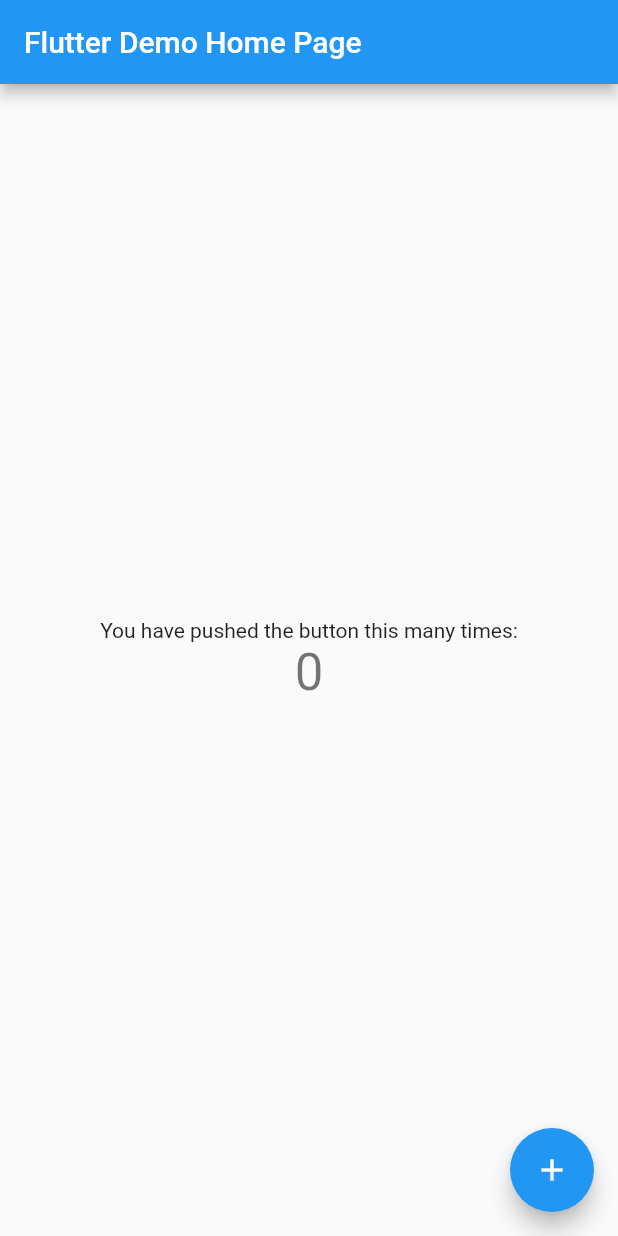
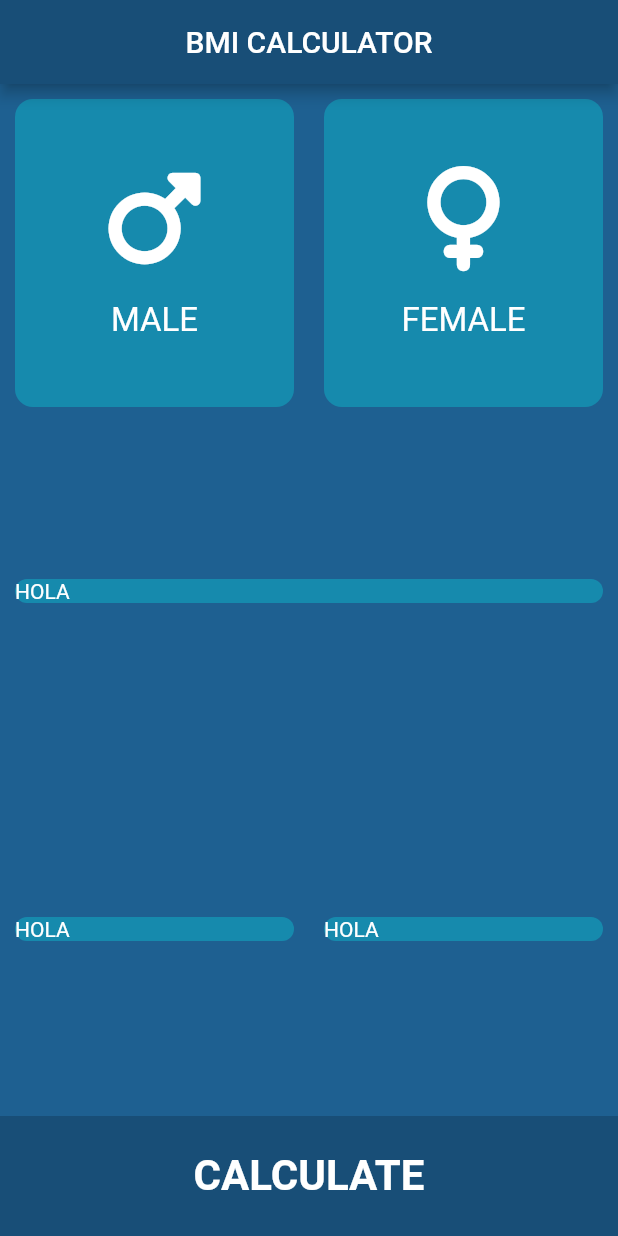
Before and after one commit to RevengeHunter/flutter_codigo5_bmi, a Flutter app: the screen it shows after launch, on a phone screen of 412 x 824 dp. Run offline on Flutter 3.47's test engine with Material 2 defaults, Android fonts, the phone set to English and light mode, and no system bars; our stand-ins replace font_awesome_flutter.

Commit message:
The widget class is implemented in another file and used in the main file.

```diff
--- a/lib/main.dart
+++ b/lib/main.dart
@@ -1,115 +1,28 @@
+import 'package:flutter/cupertino.dart';
 import 'package:flutter/material.dart';
+import 'pages/input_page.dart';
 
-void main() {
-  runApp(const MyApp());
+void main(){
+  runApp(MyApp());
 }
 
 class MyApp extends StatelessWidget {
   const MyApp({Key? key}) : super(key: key);
 
-  // This widget is the root of your application.
   @override
   Widget build(BuildContext context) {
     return MaterialApp(
-      title: 'Flutter Demo',
-      theme: ThemeData(
-        // This is the theme of your application.
-        //
-        // Try running your application with "flutter run". You'll see the
-        // application has a blue toolbar. Then, without quitting the app, try
-        // changing the primarySwatch below to Colors.green and then invoke
-        // "hot reload" (press "r" in the console where you ran "flutter run",
-        // or simply save your changes to "hot reload" in a Flutter IDE).
-        // Notice that the counter didn't reset back to zero; the application
-        // is not restarted.
-        primarySwatch: Colors.blue,
+      debugShowCheckedModeBanner: false,
+      //Nombre de la aplicacion
+      title: "BMI CALCULATOR",
+      //Se crea un clon para poder editar
+      theme: ThemeData.dark().copyWith(
+        appBarTheme: const AppBarTheme(
+          backgroundColor: Color(0xff184e77),
+        ),
+        scaffoldBackgroundColor: Color(0xff1e6091),
       ),
-      home: const MyHomePage(title: 'Flutter Demo Home Page'),
+      home: InputPage(),
     );
   }
 }
-
-class MyHomePage extends StatefulWidget {
-  const MyHomePage({Key? key, required this.title}) : super(key: key);
-
-  // This widget is the home page of your application. It is stateful, meaning
-  // that it has a State object (defined below) that contains fields that affect
-  // how it looks.
-
-  // This class is the configuration for the state. It holds the values (in this
-  // case the title) provided by the parent (in this case the App widget) and
-  // used by the build method of the State. Fields in a Widget subclass are
-  // always marked "final".
-
-  final String title;
-
-  @override
-  State<MyHomePage> createState() => _MyHomePageState();
-}
-
-class _MyHomePageState extends State<MyHomePage> {
-  int _counter = 0;
-
-  void _incrementCounter() {
-    setState(() {
-      // This call to setState tells the Flutter framework that something has
-      // changed in this State, which causes it to rerun the build method below
-      // so that the display can reflect the updated values. If we changed
-      // _counter without calling setState(), then the build method would not be
-      // called again, and so nothing would appear to happen.
-      _counter++;
-    });
-  }
-
-  @override
-  Widget build(BuildContext context) {
-    // This method is rerun every time setState is called, for instance as done
-    // by the _incrementCounter method above.
-    //
-    // The Flutter framework has been optimized to make rerunning build methods
-    // fast, so that you can just rebuild anything that needs updating rather
-    // than having to individually change instances of widgets.
-    return Scaffold(
-      appBar: AppBar(
-        // Here we take the value from the MyHomePage object that was created by
-        // the App.build method, and use it to set our appbar title.
-        title: Text(widget.title),
-      ),
-      body: Center(
-        // Center is a layout widget. It takes a single child and positions it
-        // in the middle of the parent.
-        child: Column(
-          // Column is also a layout widget. It takes a list of children and
-          // arranges them vertically. By default, it sizes itself to fit its
-          // children horizontally, and tries to be as tall as its parent.
-          //
-          // Invoke "debug painting" (press "p" in the console, choose the
-          // "Toggle Debug Paint" action from the Flutter Inspector in Android
-          // Studio, or the "Toggle Debug Paint" command in Visual Studio Code)
-          // to see the wireframe for each widget.
-          //
-          // Column has various properties to control how it sizes itself and
-          // how it positions its children. Here we use mainAxisAlignment to
-          // center the children vertically; the main axis here is the vertical
-          // axis because Columns are vertical (the cross axis would be
-          // horizontal).
-          mainAxisAlignment: MainAxisAlignment.center,
-          children: <Widget>[
-            const Text(
-              'You have pushed the button this many times:',
-            ),
-            Text(
-              '$_counter',
-              style: Theme.of(context).textTheme.headline4,
-            ),
-          ],
-        ),
-      ),
-      floatingActionButton: FloatingActionButton(
-        onPressed: _incrementCounter,
-        tooltip: 'Increment',
-        child: const Icon(Icons.add),
-      ), // This trailing comma makes auto-formatting nicer for build methods.
-    );
-  }
-}
--- /dev/null
+++ b/lib/pages/input_page.dart
@@ -0,0 +1,91 @@
+import 'package:flutter/material.dart';
+import 'package:font_awesome_flutter/font_awesome_flutter.dart';
+
+import '../widgets.dart';
+
+class InputPage extends StatelessWidget {
+  const InputPage({Key? key}) : super(key: key);
+
+  @override
+  Widget build(BuildContext context) {
+    return Scaffold(
+      appBar: AppBar(
+        //backgroundColor: Colors.blueAccent,
+        title: Text("BMI CALCULATOR"),
+        centerTitle: true,
+      ),
+      body: Column(
+        children: [
+          //Primera Fila
+          Expanded(
+            child: Row(
+              children: [
+                Expanded(
+                  child: ReusableCard(
+                    childCard: IconContent(textIcon: 'MALE',icon: FontAwesomeIcons.mars,),
+                  ),
+                ),
+                Expanded(
+                  child: ReusableCard(
+                      childCard: IconContent(textIcon: 'FEMALE',icon: FontAwesomeIcons.venus,),
+                  ),
+                ),
+              ],
+            ),
+          ),
+          //Segunda Fila
+          Expanded(
+            child: Row(
+              children: [
+                Expanded(
+                  child: ReusableCard(
+                    childCard: Text(
+                      "HOLA",
+                    ),
+                  ),
+                ),
+              ],
+            ),
+          ),
+          //Tercera Fila
+          Expanded(
+            child: Row(
+              children: [
+                Expanded(
+                  child: ReusableCard(
+                    childCard: Text(
+                      "HOLA",
+                    ),
+                  ),
+                ),
+                Expanded(
+                  child: ReusableCard(
+                    childCard: Text(
+                      "HOLA",
+                    ),
+                  ),
+                ),
+              ],
+            ),
+          ),
+          Container(
+            height: 80.0,
+            width: double.infinity,
+            margin: const EdgeInsets.only(
+              top: 12,
+            ),
+            color: const Color(0xff184e77),
+            alignment: Alignment.center,
+            child: Text(
+              "CALCULATE",
+              style: TextStyle(
+                fontSize: 28.0,
+                fontWeight: FontWeight.bold,
+              ),
+            ),
+          ),
+        ],
+      ),
+    );
+  }
+}
--- /dev/null
+++ b/lib/widgets.dart
@@ -0,0 +1,45 @@
+import 'package:flutter/cupertino.dart';
+import 'package:flutter/material.dart';
+import 'package:font_awesome_flutter/font_awesome_flutter.dart';
+
+class ReusableCard extends StatelessWidget {
+
+  Widget childCard;
+
+  ReusableCard({required this.childCard,});
+
+  @override
+  Widget build(BuildContext context) {
+    return Container(
+      margin: const EdgeInsets.all(10.0),
+      decoration: BoxDecoration(
+        color: Color(0xff168aad),
+        borderRadius: BorderRadius.circular(12.0),
+      ),
+      child: childCard,
+    );
+  }
+}
+
+class IconContent extends StatelessWidget {
+
+  String textIcon;
+  IconData icon;
+
+  IconContent({required this.icon, required this.textIcon,});
+
+  @override
+  Widget build(BuildContext context) {
+    return Column(
+      mainAxisAlignment: MainAxisAlignment.center,
+      children: [
+        FaIcon(this.icon,size: 70.0,),
+        SizedBox(height: 20.0,),
+        Text(
+          textIcon,
+          style: TextStyle(fontSize: 22.0,),
+        ),
+      ],
+    );
+  }
+}
--- a/pubspec.yaml
+++ b/pubspec.yaml
@@ -34,6 +34,7 @@ dependencies:
   # The following adds the Cupertino Icons font to your application.
   # Use with the CupertinoIcons class for iOS style icons.
   cupertino_icons: ^1.0.2
+  font_awesome_flutter: ^10.1.0
 
 dev_dependencies:
   flutter_test:
```
Also changed, not shown: pubspec.lock.
